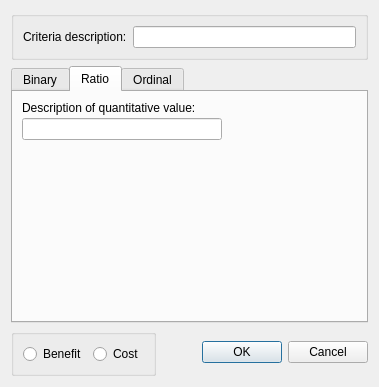
First picture: the form in src/gui/add_criteria.ui, repository Ecotrust/delphos, before the edit.
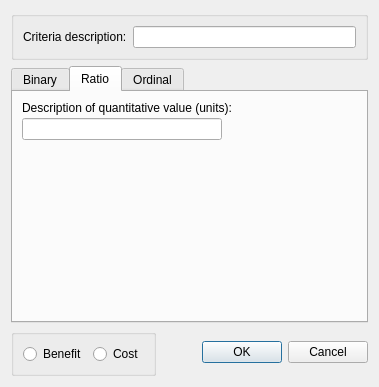
Second picture: the form after the edit. The open tabs and pages were chosen to show the change. Custom widgets are drawn as their Qt base class.

```diff
--- a/src/gui/add_criteria.ui
+++ b/src/gui/add_criteria.ui
@@ -128,7 +128,7 @@
             </size>
            </property>
            <property name="text" >
-            <string>Description of quantitative value:</string>
+            <string>Description of quantitative value (units):</string>
            </property>
           </widget>
          </item>
```
Left out of the diff: 2 changed lines with no effect on the pictures.
